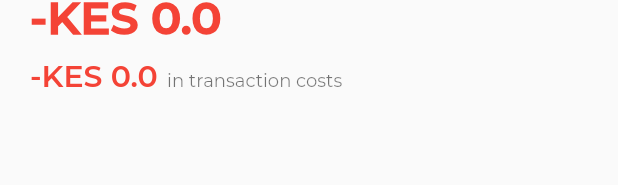
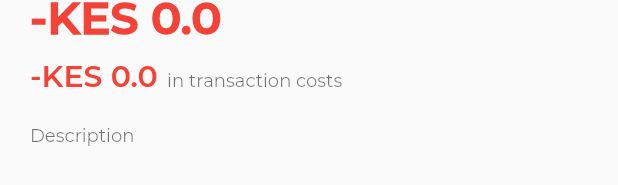
Before and after one commit to victormwenda/Mpesa-Ledger, a Flutter app: the CategoryTransaction widget shown alone on an empty page, opened directly with empty values, on a phone screen of 412 x 824 dp. Shown: the part 206-391 px from the top of the screen. Run offline on Flutter 3.47's test engine with Material 2 defaults, Android fonts, the phone set to English and light mode, and no system bars; our stand-ins replace carousel_slider, charts_flutter, firebase_auth, flushbar, google_sign_in, recase and 2 more; missing offline and left inert: app_settings, flutter_auth_buttons; accounts and stored records are empty.

Commit message:
Finished with category transactions

```diff
--- a/lib/screens/category/category_transaction.dart
+++ b/lib/screens/category/category_transaction.dart
@@ -1,6 +1,8 @@
 import 'package:flutter/material.dart';
+import 'package:flutter/material.dart' as prefix0;
 import 'package:mpesa_ledger_flutter/blocs/categories/categories_bloc.dart';
 import 'package:mpesa_ledger_flutter/screens/category/widgets/category_transaction_header.dart';
+import 'package:mpesa_ledger_flutter/screens/category/widgets/transaction_list_item.dart';
 import 'package:mpesa_ledger_flutter/widgets/appbar/appbar.dart';
 
 class CategoryTransaction extends StatefulWidget {
@@ -40,9 +42,9 @@ class _CategoryTransactionState extends State<CategoryTransaction> {
                   itemCount: snapshot.data["transactions"].length + 1,
                   itemBuilder: (BuildContext context, int index) {
                     if (index == 0) {
-                      return CategoryTransactionHeader(snapshot.data["totals"]);
+                      return CategoryTransactionHeader(snapshot.data["totals"], widget.map["description"]);
                     }
-                    return Text(snapshot.data["transactions"][index -1].toString());
+                    return TransactionListItem(snapshot.data["transactions"][index - 1]);
                   },
                 );
               } else {
--- a/lib/screens/category/index.dart
+++ b/lib/screens/category/index.dart
@@ -31,7 +31,7 @@ class _CategoryState extends State<Category> {
                   itemBuilder: (BuildContext context, int index) {
                     return InkWell(
                       onTap: () {
-                        Navigator.pushNamed(context, "/categoryTransaction", arguments: {"id": snapshot.data[index]["id"], "title": snapshot.data[index]["title"]});
+                        Navigator.pushNamed(context, "/categoryTransaction", arguments: {"id": snapshot.data[index]["id"], "title": snapshot.data[index]["title"], "description": snapshot.data[index]["description"]});
                       },
                       child: ListTile(
                         title: Text(
--- a/lib/screens/category/widgets/category_transaction_header.dart
+++ b/lib/screens/category/widgets/category_transaction_header.dart
@@ -1,10 +1,10 @@
 import 'package:flutter/material.dart';
 
-class CategoryTransactionHeader  extends StatelessWidget {
+class CategoryTransactionHeader extends StatelessWidget {
+  Map<String, dynamic> totals;
+  String description;
 
-  Map<String, dynamic> totals;
-
-  CategoryTransactionHeader(this.totals);
+  CategoryTransactionHeader(this.totals, this.description);
 
   @override
   Widget build(BuildContext context) {
@@ -63,6 +63,15 @@ class CategoryTransactionHeader  extends StatelessWidget {
                   ],
                 ),
               ),
+            ),
+            Text("Description", style: Theme.of(context).textTheme.caption,),
+            SizedBox(height: 5,),
+            Text(
+              description,
+              style: Theme.of(context).textTheme.body1,
+            ),
+            SizedBox(
+              height: 10,
             )
           ],
         ),
```
Also changed, not shown: lib/screens/category/widgets/transaction_list_item.dart (added, +76 -0 lines).
